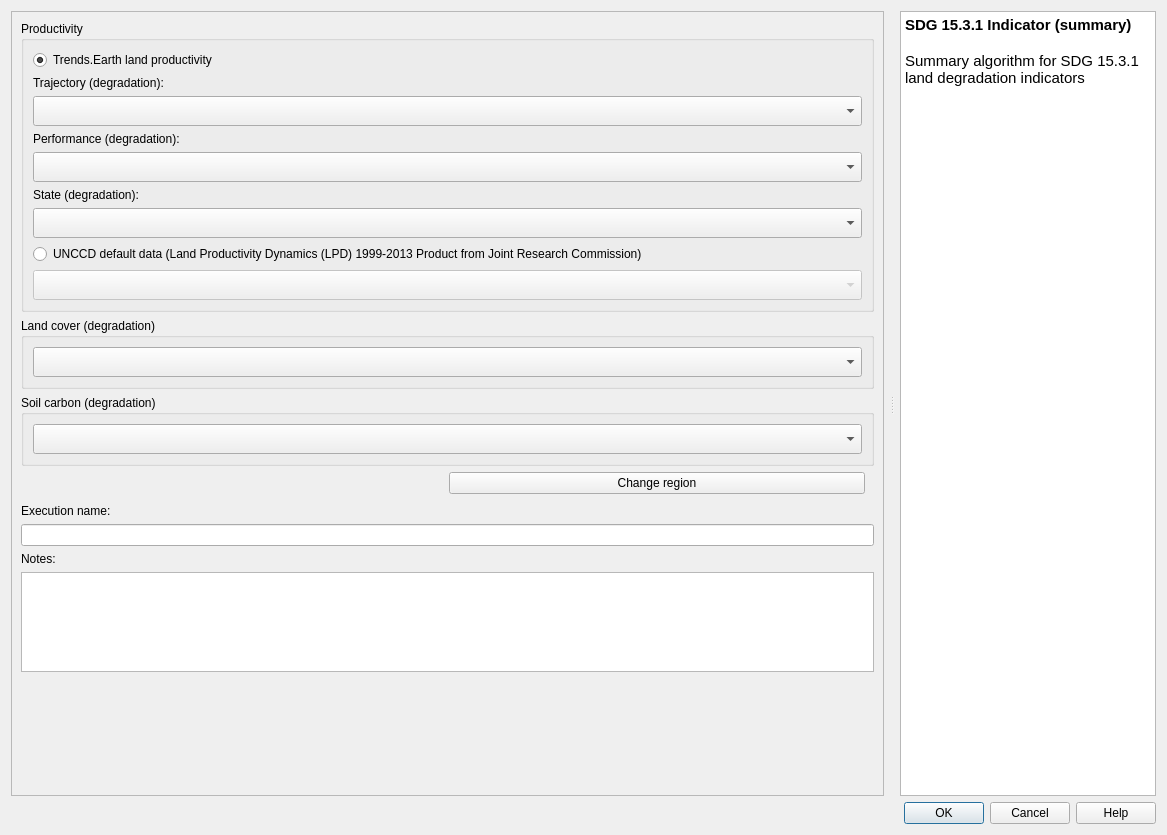
This is LDMP/gui/DlgCalculateLDNSummaryTableAdmin.ui in ConservationInternational/trends.earth as Qt 5 draws it before an edit. The edited form follows.
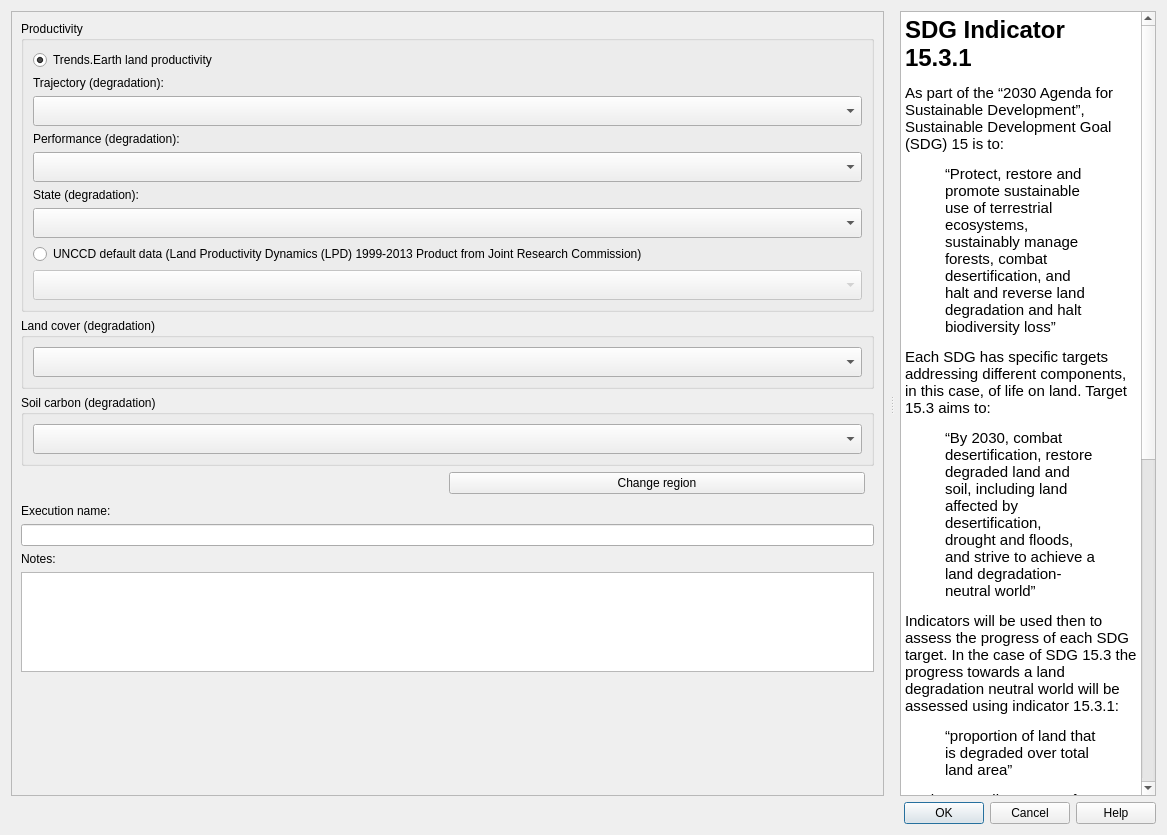
This is the edited form. Custom widgets are drawn as their Qt base class.

Commit message: Add default help to algorithm execution dialogues (#481)

The edit to the form file:
```diff
--- a/LDMP/gui/DlgCalculateLDNSummaryTableAdmin.ui
+++ b/LDMP/gui/DlgCalculateLDNSummaryTableAdmin.ui
@@ -502,9 +502,22 @@
 &lt;html&gt;&lt;head&gt;&lt;meta name=&quot;qrichtext&quot; content=&quot;1&quot; /&gt;&lt;style type=&quot;text/css&quot;&gt;
 p, li { white-space: pre-wrap; }
 &lt;/style&gt;&lt;/head&gt;&lt;body style=&quot; font-family:'Ubuntu'; font-size:11pt; font-weight:400; font-style:normal;&quot;&gt;
-&lt;p style=&quot; margin-top:0px; margin-bottom:0px; margin-left:0px; margin-right:0px; -qt-block-indent:0; text-indent:0px;&quot;&gt;&lt;span style=&quot; font-weight:600;&quot;&gt;SDG 15.3.1 Indicator (summary)&lt;/span&gt;&lt;/p&gt;
-&lt;p style=&quot;-qt-paragraph-type:empty; margin-top:0px; margin-bottom:0px; margin-left:0px; margin-right:0px; -qt-block-indent:0; text-indent:0px; font-weight:600;&quot;&gt;&lt;br /&gt;&lt;/p&gt;
-&lt;p style=&quot; margin-top:0px; margin-bottom:0px; margin-left:0px; margin-right:0px; -qt-block-indent:0; text-indent:0px;&quot;&gt;Summary algorithm for SDG 15.3.1 land degradation indicators&lt;/p&gt;&lt;/body&gt;&lt;/html&gt;</string>
+&lt;h1 style=&quot; margin-top:18px; margin-bottom:12px; margin-left:0px; margin-right:0px; -qt-block-indent:0; text-indent:0px;&quot;&gt;&lt;span style=&quot; font-size:xx-large; font-weight:600;&quot;&gt;SDG Indicator 15.3.1&lt;/span&gt;&lt;/h1&gt;
+&lt;p style=&quot; margin-top:12px; margin-bottom:12px; margin-left:0px; margin-right:0px; -qt-block-indent:0; text-indent:0px;&quot;&gt;As part of the “2030 Agenda for Sustainable Development”, Sustainable Development Goal (SDG) 15 is to:&lt;/p&gt;
+&lt;p style=&quot; margin-top:12px; margin-bottom:12px; margin-left:40px; margin-right:40px; -qt-block-indent:0; text-indent:0px;&quot;&gt;“Protect, restore and promote sustainable use of terrestrial ecosystems, sustainably manage forests, combat desertification, and halt and reverse land degradation and halt biodiversity loss”&lt;/p&gt;
+&lt;p style=&quot; margin-top:12px; margin-bottom:12px; margin-left:0px; margin-right:0px; -qt-block-indent:0; text-indent:0px;&quot;&gt;Each SDG has specific targets addressing different components, in this case, of life on land. Target 15.3 aims to:&lt;/p&gt;
+&lt;p style=&quot; margin-top:12px; margin-bottom:12px; margin-left:40px; margin-right:40px; -qt-block-indent:0; text-indent:0px;&quot;&gt;“By 2030, combat desertification, restore degraded land and soil, including land affected by desertification, drought and floods, and strive to achieve a land degradation-neutral world”&lt;/p&gt;
+&lt;p style=&quot; margin-top:12px; margin-bottom:12px; margin-left:0px; margin-right:0px; -qt-block-indent:0; text-indent:0px;&quot;&gt;Indicators will be used then to assess the progress of each SDG target. In the case of SDG 15.3 the progress towards a land degradation neutral world will be assessed using indicator 15.3.1:&lt;/p&gt;
+&lt;p style=&quot; margin-top:12px; margin-bottom:12px; margin-left:40px; margin-right:40px; -qt-block-indent:0; text-indent:0px;&quot;&gt;“proportion of land that is degraded over total land area”&lt;/p&gt;
+&lt;p style=&quot; margin-top:12px; margin-bottom:12px; margin-left:0px; margin-right:0px; -qt-block-indent:0; text-indent:0px;&quot;&gt;As the custodian agency for SDG 15.3, the United Nations Convention to Combat Desertification (UNCCD) has developed a &lt;a href=&quot;http://www2.unccd.int/sites/default/files/relevant-links/2017-10/Good%20Practice%20Guidance_SDG%20Indicator%2015.3.1_Version%201.0.pdf&quot;&gt;&lt;span style=&quot; text-decoration: underline; color:#0000ff;&quot;&gt;Good Practice Guidance (GPG)&lt;/span&gt;&lt;/a&gt;. providing recommendations on how to calculate SDG Indicator 15.3.1.&lt;/p&gt;
+&lt;p style=&quot; margin-top:12px; margin-bottom:12px; margin-left:0px; margin-right:0px; -qt-block-indent:0; text-indent:0px;&quot;&gt;In order to assess the area degraded, SDG Indicator 15.3.1 uses information from 3 sub-indicators:&lt;/p&gt;
+&lt;ol style=&quot;margin-top: 0px; margin-bottom: 0px; margin-left: 0px; margin-right: 0px; -qt-list-indent: 1;&quot;&gt;&lt;li style=&quot; margin-top:12px; margin-bottom:12px; margin-left:0px; margin-right:0px; -qt-block-indent:0; text-indent:0px;&quot;&gt;Vegetation productivity&lt;/li&gt;
+&lt;li style=&quot; margin-top:12px; margin-bottom:12px; margin-left:0px; margin-right:0px; -qt-block-indent:0; text-indent:0px;&quot;&gt;Land cover&lt;/li&gt;
+&lt;li style=&quot; margin-top:12px; margin-bottom:12px; margin-left:0px; margin-right:0px; -qt-block-indent:0; text-indent:0px;&quot;&gt;Soil organic carbon&lt;/li&gt;&lt;/ol&gt;
+&lt;p style=&quot;-qt-paragraph-type:empty; margin-top:12px; margin-bottom:12px; margin-left:0px; margin-right:0px; -qt-block-indent:0; text-indent:0px;&quot;&gt;&lt;br /&gt;&lt;/p&gt;
+&lt;p style=&quot; margin-top:12px; margin-bottom:12px; margin-left:0px; margin-right:0px; -qt-block-indent:0; text-indent:0px;&quot;&gt;Trends.Earth allows the user to compute each of these subindicators in a spatially explicit way generating raster maps which are then integrated into a final SDG 15.3.1 indicator map and produces a table result reporting areas potentially improved and degraded for the area of analysis.&lt;/p&gt;
+&lt;p style=&quot;-qt-paragraph-type:empty; margin-top:12px; margin-bottom:12px; margin-left:0px; margin-right:0px; -qt-block-indent:0; text-indent:0px;&quot;&gt;&lt;br /&gt;&lt;/p&gt;
+&lt;p style=&quot; margin-top:12px; margin-bottom:12px; margin-left:0px; margin-right:0px; -qt-block-indent:0; text-indent:0px;&quot;&gt;&lt;a href=&quot;http://trends.earth/docs/en/background/understanding_indicators15.html#sdg-indicator-15-3-1&quot;&gt;&lt;span style=&quot; text-decoration: underline; color:#0000ff;&quot;&gt;More information on indicator SDG 15.3.1&lt;/span&gt;&lt;/a&gt;&lt;/p&gt;&lt;/body&gt;&lt;/html&gt;</string>
       </property>
       <property name="openExternalLinks">
        <bool>true</bool>
```
Left out of the diff: 2 changed lines with no effect on the pictures. The commit also changes 6 other files.
